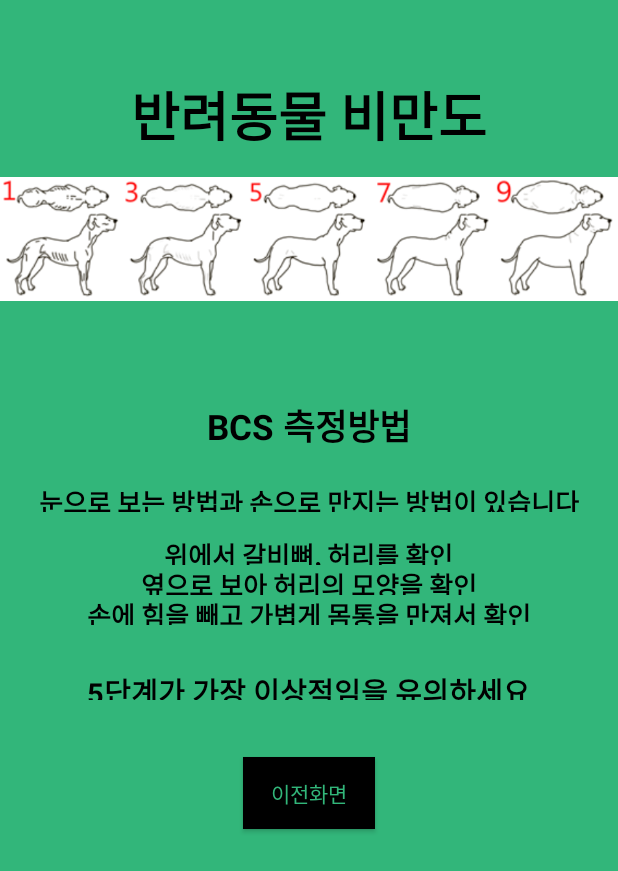
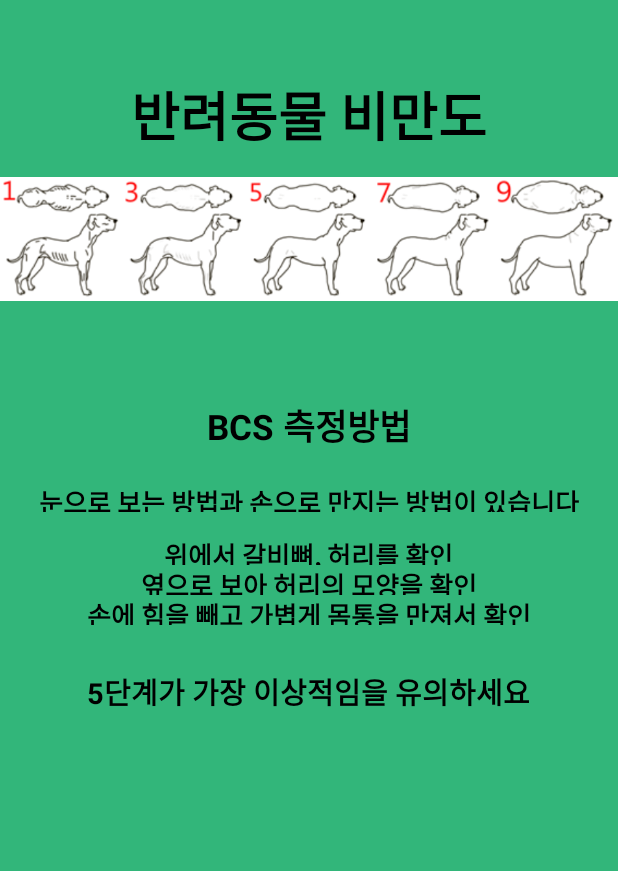
Before and after one commit to YOONSUNGHYEON/FeederPetProject, an Android app: the obesityPicture screen opened directly, with no data from a screen before it, on a phone screen of 412 x 824 dp. Shown: the top 871 px of the screen. Run offline under Robolectric (Android 15) with nearby library versions, the phone set to English and light mode, and no system bars; network calls fail.

Commit message:
obesityAndroid2

```diff
--- a/app/src/main/java/net/skhu/feederpetedit/obesityPicture.java
+++ b/app/src/main/java/net/skhu/feederpetedit/obesityPicture.java
@@ -14,14 +14,6 @@ public class obesityPicture extends AppCompatActivity {
         setContentView(R.layout.activity_obesity_picture);
         final Button button = (Button) findViewById(R.id.button);
 
-        button.setOnClickListener(new View.OnClickListener() {
-            @Override
-            public void onClick(View v) {
-                Intent intent = new Intent(obesityPicture.this, obesityActivity.class);
-                obesityPicture.this.startActivity(intent);
-            }
-        });
-
 
 
     }
--- a/app/src/main/res/layout/activity_obesity_picture.xml
+++ b/app/src/main/res/layout/activity_obesity_picture.xml
@@ -91,7 +91,7 @@
     <TextView
         android:id="@+id/BCSJudge"
         android:layout_width="wrap_content"
-        android:layout_height="20dp"
+        android:layout_height="25dp"
         android:textColor="#000"
         android:layout_gravity="center"
         android:text="5단계가 가장 이상적임을 유의하세요"
@@ -99,20 +99,6 @@
         android:textSize="19sp"
         android:layout_marginBottom="30dp"
         />
-    <Button
-        android:id="@+id/button"
-        android:layout_width="wrap_content"
-        android:layout_height="wrap_content"
-        android:layout_gravity="center"
-        android:layout_marginBottom="8dp"
-        android:layout_marginEnd="8dp"
-        android:layout_marginLeft="8dp"
-        android:layout_marginRight="8dp"
-        android:layout_marginStart="8dp"
-        android:layout_marginTop="8dp"
-        android:background="#000000"
-        android:textColor="@color/colorPrimary"
-        android:text="이전화면"/>
 
 
 </LinearLayout>
```
Also changed, not shown: app/src/main/java/net/skhu/feederpetedit/MainActivity.java (+6 -5 lines), app/src/main/java/net/skhu/feederpetedit/catdogActivity.java (+31 -11 lines), app/src/main/java/net/skhu/feederpetedit/obesityActivity.java (+23 -11 lines).
